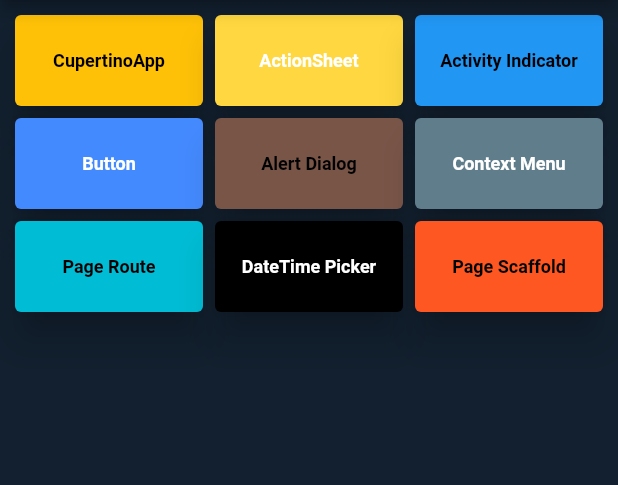
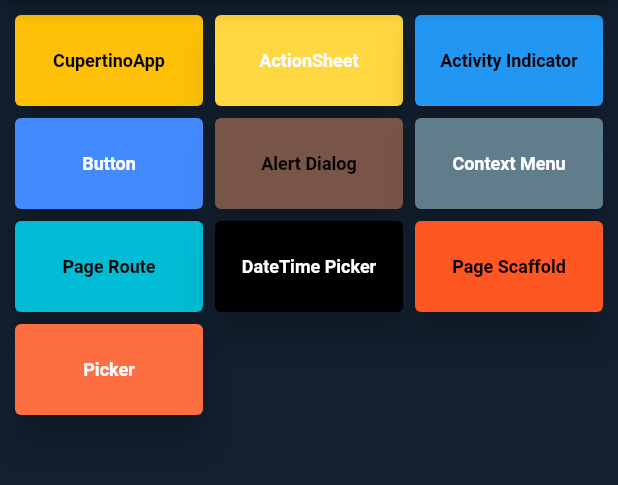
Before and after one commit to erdemgocen44/Flutter-Cupertino-Widget, a Flutter app: the screen it shows after launch, on a phone screen of 412 x 824 dp, the part 84-569 px from its top. Run offline on Flutter 3.47's test engine with Material 2 defaults, Android fonts, the light colour scheme and no system bars.

Commit message:
cupertino Picker starting

```diff
--- a/lib/core/buttons.dart
+++ b/lib/core/buttons.dart
@@ -56,4 +56,10 @@ List<Widget> buttons = [
     onprimary: Colors.black,
     rota: '/pagescaffold',
   ),
+  CustomElevatedButton(
+    yazi: 'Picker',
+    primary: Colors.deepOrangeAccent,
+    onprimary: Colors.white,
+    rota: '/picker',
+  ),
 ];
--- a/lib/core/rotes.dart
+++ b/lib/core/rotes.dart
@@ -7,6 +7,7 @@ import 'package:flutter_cupertino_widgets/widgets/cupertino_action_sheet_action_
 import 'package:flutter_cupertino_widgets/widgets/date_picker_home.dart';
 import 'package:flutter_cupertino_widgets/widgets/page_route_home.dart';
 import 'package:flutter_cupertino_widgets/widgets/page_scaffold_home.dart';
+import 'package:flutter_cupertino_widgets/widgets/picker_home.dart';
 import 'package:flutter_cupertino_widgets/widgets/starting_page.dart';
 
 var rotalar = <String, WidgetBuilder>{
@@ -19,4 +20,5 @@ var rotalar = <String, WidgetBuilder>{
   "/date": (context) => const DatePickerHome(),
   "/route": (context) => const PageRouteHome(),
   "/pagescaffold": (context) => const PageScaffoldHome(),
+  "/picker": (context) => const PickerHome(),
 };
```
